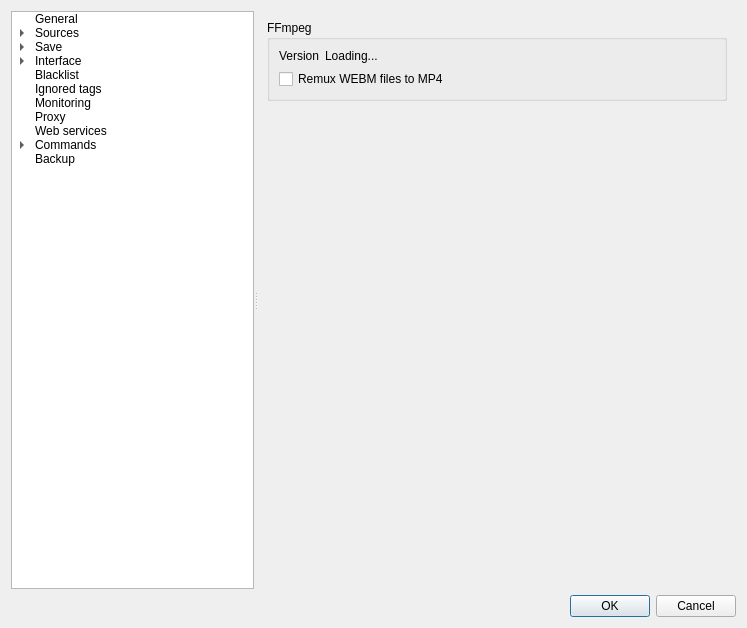
Before: the Qt Designer form src/gui/src/settings/options-window.ui in Bionus/imgbrd-grabber, drawn with Qt 5.
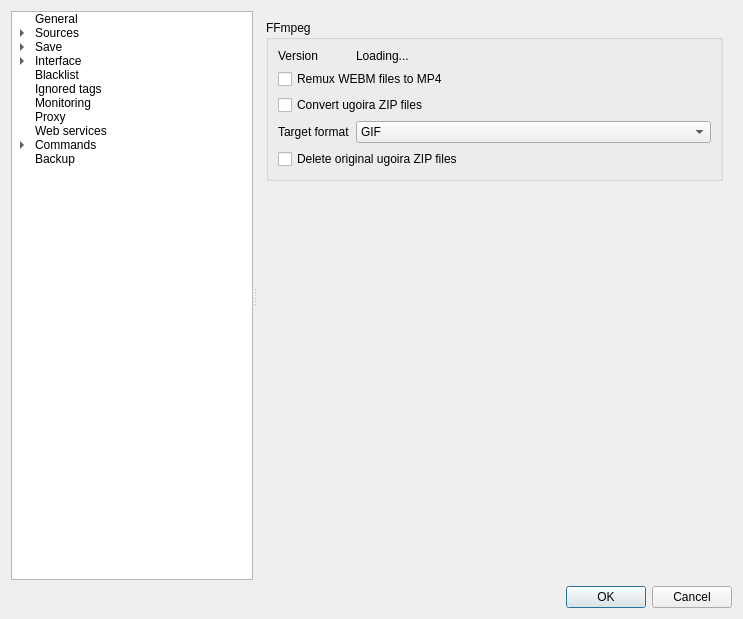
After: the same form once the commit is applied. The open tabs and pages were chosen to show the change. Icons and pictures are not drawn.

Commit message: feat: allow to convert ugoira files using FFmpeg (fix #3093)

```diff
--- a/src/gui/src/settings/options-window.ui
+++ b/src/gui/src/settings/options-window.ui
@@ -6,8 +6,8 @@
    <rect>
     <x>0</x>
     <y>0</y>
-    <width>747</width>
-    <height>628</height>
+    <width>743</width>
+    <height>619</height>
    </rect>
   </property>
   <property name="windowTitle">
@@ -1463,6 +1463,56 @@
              </property>
             </widget>
            </item>
+           <item row="3" column="0">
+            <widget class="QLabel" name="labelConversionUgoiraTargetExtension">
+             <property name="text">
+              <string>Target format</string>
+             </property>
+            </widget>
+           </item>
+           <item row="3" column="1">
+            <widget class="QComboBox" name="comboConversionUgoiraTargetExtension">
+             <item>
+              <property name="text">
+               <string>GIF</string>
+              </property>
+             </item>
+             <item>
+              <property name="text">
+               <string>WEBM</string>
+              </property>
+             </item>
+             <item>
+              <property name="text">
+               <string>APNG</string>
+              </property>
+             </item>
+             <item>
+              <property name="text">
+               <string>WEBP</string>
+              </property>
+             </item>
+             <item>
+              <property name="text">
+               <string>MKV</string>
+              </property>
+             </item>
+            </widget>
+           </item>
+           <item row="4" column="0" colspan="2">
+            <widget class="QCheckBox" name="checkConversionUgoiraDelete">
+             <property name="text">
+              <string>Delete original ugoira ZIP files</string>
+             </property>
+            </widget>
+           </item>
+           <item row="2" column="0" colspan="2">
+            <widget class="QCheckBox" name="checkConversionUgoiraEnabled">
+             <property name="text">
+              <string>Convert ugoira ZIP files</string>
+             </property>
+            </widget>
+           </item>
           </layout>
          </widget>
         </item>
```
Left out of the diff: 58 changed lines with no effect on the pictures. The commit also changes 14 other files.
